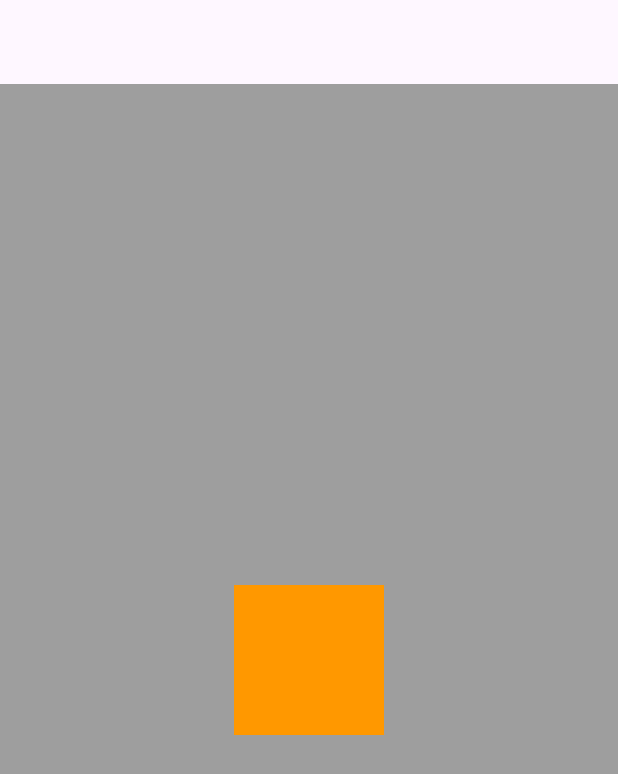
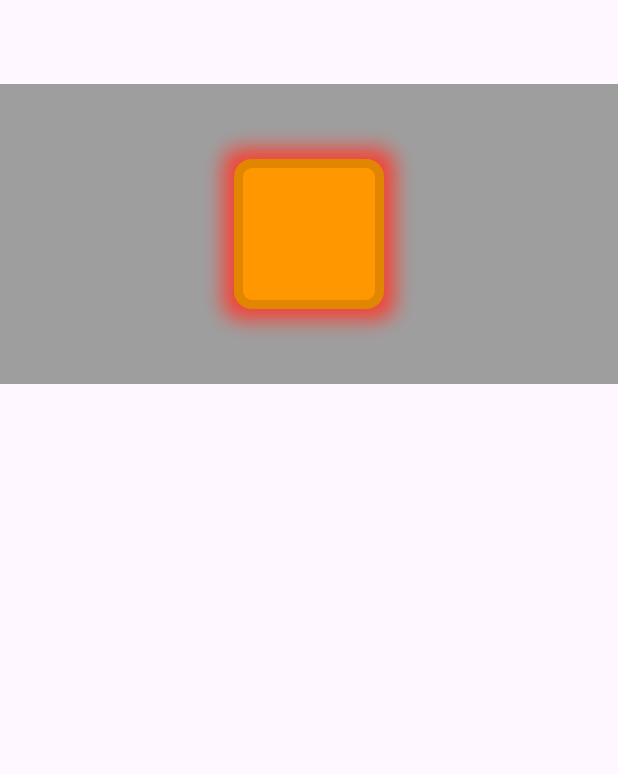
Before and after one commit to sup0808/Flutter_firstapp, a Flutter app: the screen it shows after launch, on a phone screen of 412 x 824 dp. Shown: the top 774 px of the screen. Run offline on Flutter 3.47's test engine with Material 3 defaults, Android fonts, the phone set to English and light mode, and no system bars; our stand-ins replace font_awesome_flutter.

Commit message:
BoxDecoration for container

```diff
--- a/lib/main.dart
+++ b/lib/main.dart
@@ -63,13 +63,24 @@ class _ContainerDecorationPage extends State<MyHomePage> {
       body:
       Container(
         width: double.infinity,
-        height: double.infinity,
+        height: 200,
         color: Colors.grey,
         child: Center(
           child: Container(
             width: 100,
             height: 100,
-            color: Colors.orange,
+
+              decoration: BoxDecoration(
+                  color: Colors.orange,
+                //  borderRadius: BorderRadius.all(Radius.circular(12))
+                   borderRadius: BorderRadius.circular(12),
+                  border: Border.all(width :6,color: Colors.black12),
+                  boxShadow: [
+                  BoxShadow(blurRadius: 11,color: Colors.red,spreadRadius: 7),
+
+              ],
+                shape: BoxShape.rectangle
+              )
           ),
         ),
       )
```
